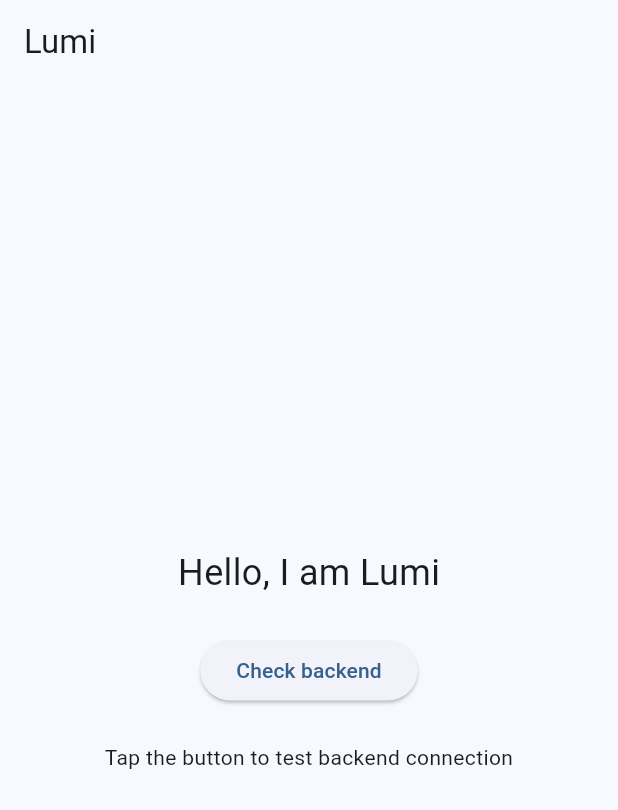
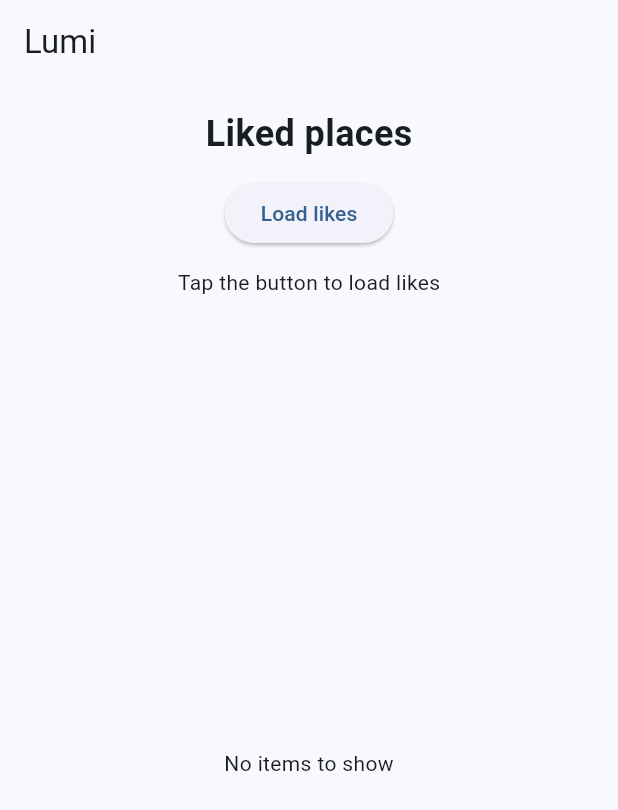
Before and after one commit to KatjaVo13/lumi_mobile, a Flutter app: the screen it shows after launch, on a phone screen of 412 x 824 dp. Shown: the top 810 px of the screen. Run offline on Flutter 3.47's test engine with Material 3 defaults, Android fonts, the phone set to English and light mode, and no system bars.

Commit message:
Show liked places from backend in Flutter app

```diff
--- a/lib/main.dart
+++ b/lib/main.dart
@@ -30,34 +30,83 @@ class LumiHomePage extends StatefulWidget {
 }
 
 class _LumiHomePageState extends State<LumiHomePage> {
-  String message = 'Tap the button to test backend connection';
-
-  // Replace this with your real computer IP
    final String baseUrl = 'http://192.168.60.82:8000';
 
-  Future<void> checkBackend() async {
+  String statusMessage = 'Tap the button to load likes';
+  bool isLoading = false;
+  List<dynamic> likes = [];
+
+  Future<void> loadLikes() async {
     setState(() {
-      message = 'Checking backend...';
+      isLoading = true;
+      statusMessage = 'Loading likes...';
     });
 
     try {
-      final response = await http.get(Uri.parse('$baseUrl/health'));
+      final response = await http.get(Uri.parse('$baseUrl/likes'));
 
       if (response.statusCode == 200) {
         final data = jsonDecode(response.body);
+
+        if (data is List) {
           setState(() {
-          message = 'Backend OK: ${data['status']}';
+            likes = data;
+            statusMessage = data.isEmpty ? 'No liked places yet' : 'Loaded';
           });
         } else {
           setState(() {
-          message = 'Server error: ${response.statusCode}';
+            likes = [];
+            statusMessage = 'Unexpected response format';
+          });
+        }
+      } else {
+        setState(() {
+          likes = [];
+          statusMessage = 'Server error: ${response.statusCode}';
         });
       }
     } catch (e) {
       setState(() {
-        message = 'Connection failed: $e';
+        likes = [];
+        statusMessage = 'Connection failed: $e';
+      });
+    } finally {
+      setState(() {
+        isLoading = false;
       });
     }
+  }
+
+  Widget buildLikeCard(dynamic item) {
+    final tags = item['tags'] is List ? (item['tags'] as List).join(', ') : '';
+
+    return Card(
+      margin: const EdgeInsets.only(bottom: 12),
+      child: Padding(
+        padding: const EdgeInsets.all(16),
+        child: Column(
+          crossAxisAlignment: CrossAxisAlignment.start,
+          children: [
+            Text(
+              item['place_name'] ?? 'Unknown place',
+              style: const TextStyle(
+                fontSize: 18,
+                fontWeight: FontWeight.bold,
+              ),
+            ),
+            const SizedBox(height: 8),
+            Text('Category: ${item['category'] ?? '-'}'),
+            Text('Area: ${item['area'] ?? '-'}'),
+            const SizedBox(height: 8),
+            Text(item['description'] ?? ''),
+            if (tags.isNotEmpty) ...[
+              const SizedBox(height: 8),
+              Text('Tags: $tags'),
+            ],
+          ],
+        ),
+      ),
+    );
   }
 
   @override
@@ -66,28 +115,38 @@ class _LumiHomePageState extends State<LumiHomePage> {
       appBar: AppBar(
         title: const Text('Lumi'),
       ),
-      body: Center(
-        child: Padding(
-          padding: const EdgeInsets.all(24),
+      body: Padding(
+        padding: const EdgeInsets.all(16),
         child: Column(
-            mainAxisAlignment: MainAxisAlignment.center,
           children: [
             const Text(
-                'Hello, I am Lumi',
-                style: TextStyle(fontSize: 24),
+              'Liked places',
+              style: TextStyle(
+                fontSize: 24,
+                fontWeight: FontWeight.bold,
               ),
-              const SizedBox(height: 24),
+            ),
+            const SizedBox(height: 12),
             ElevatedButton(
-                onPressed: checkBackend,
-                child: const Text('Check backend'),
+              onPressed: isLoading ? null : loadLikes,
+              child: const Text('Load likes'),
             ),
-              const SizedBox(height: 24),
-              Text(
-                message,
-                textAlign: TextAlign.center,
+            const SizedBox(height: 12),
+            Text(statusMessage),
+            const SizedBox(height: 12),
+            Expanded(
+              child: likes.isEmpty
+                  ? const Center(
+                      child: Text('No items to show'),
+                    )
+                  : ListView.builder(
+                      itemCount: likes.length,
+                      itemBuilder: (context, index) {
+                        return buildLikeCard(likes[index]);
+                      },
+                    ),
             ),
           ],
-          ),
         ),
       ),
     );
```
Lines whose indentation alone changed are shown as unchanged.
